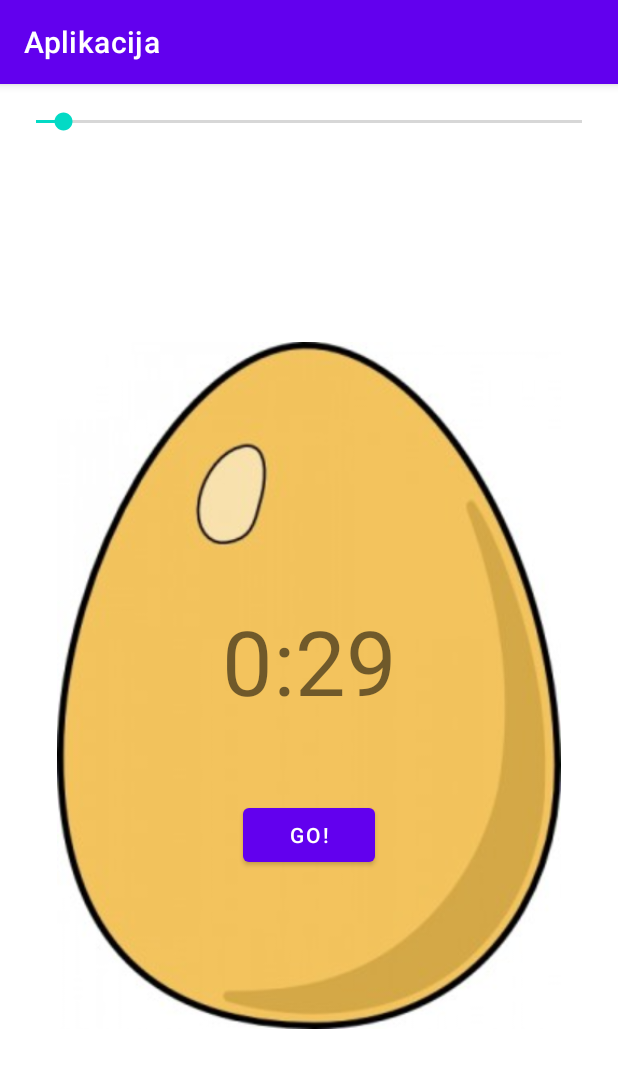
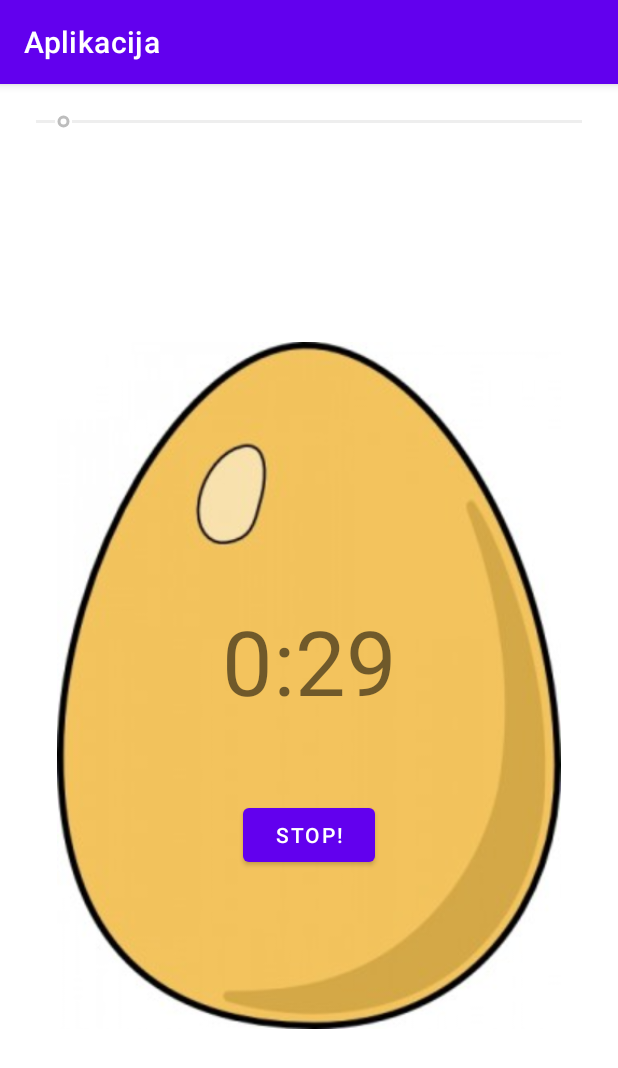
Before and after one commit to Dominik277/LearningAndroid, an Android app: the screen it shows after launch (MainActivity), after a tap on "GO!", on a phone screen of 412 x 824 dp. Shown: the top 1068 px of the screen. Run offline under Robolectric (Android 15) with nearby library versions, the phone set to English and light mode, and no system bars.

Commit message:
Egg timer app zavrsena.

```diff
--- a/app/src/main/java/hr/aplikacija/MainActivity.java
+++ b/app/src/main/java/hr/aplikacija/MainActivity.java
@@ -1,32 +1,56 @@
 package hr.aplikacija;
 
 import androidx.appcompat.app.AppCompatActivity;
+
+import android.media.MediaPlayer;
 import android.os.Bundle;
 import android.os.CountDownTimer;
 import android.util.Log;
 import android.view.View;
+import android.widget.Button;
 import android.widget.SeekBar;
 import android.widget.TextView;
 
 public class MainActivity extends AppCompatActivity {
     TextView timerTextView;
     SeekBar timerSeekBar;
+    Boolean counterIsActive = false;
+    Button goButton;
+    CountDownTimer countDownTimer;
 
-    public void buttonClicked(View view){
-        new CountDownTimer(timerSeekBar.getProgress()*1000,1000){
+    public void resetTimer(){
+        timerTextView.setText("0:30");
+        timerSeekBar.setProgress(30);
+        timerSeekBar.setEnabled(true);
+        countDownTimer.cancel();
+        goButton.setText("GO!");
+        counterIsActive = false;
+    }
+
+    public void buttonClicked(View view) {
+        if (counterIsActive) {
+              resetTimer();
+        } else {
+            counterIsActive = true;
+            timerSeekBar.setEnabled(false);
+            goButton.setText("STOP!");
+
+            countDownTimer = new CountDownTimer(timerSeekBar.getProgress() * 1000 + 100, 1000) {
 
                 @Override
                 public void onTick(long l) {
-                updateTimer((int)l/1000);
+                    updateTimer((int) l / 1000);
                 }
 
                 @Override
                 public void onFinish() {
-                Log.i("Finished!","Timer all done!");
+                    MediaPlayer mplayer = MediaPlayer.create(getApplicationContext(), R.raw.airhorn);
+                    mplayer.start();
+                    resetTimer();
                 }
             }.start();
         }
-
+    }
     public void updateTimer(int secondsLeft){
         int minutes = secondsLeft / 60;
         int seconds = secondsLeft - (minutes * 60);
@@ -46,6 +70,7 @@ public class MainActivity extends AppCompatActivity {
 
         timerSeekBar = findViewById(R.id.timerSeekBar);
         timerTextView = findViewById(R.id.countdownTextView);
+        goButton = findViewById(R.id.goButton);
 
         timerSeekBar.setMax(600);
         timerSeekBar.setProgress(30);
```
Lines whose indentation alone changed are shown as unchanged.
